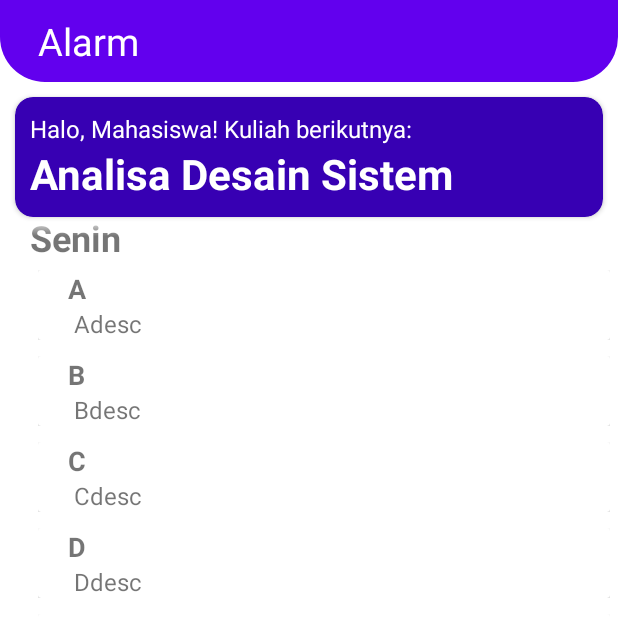
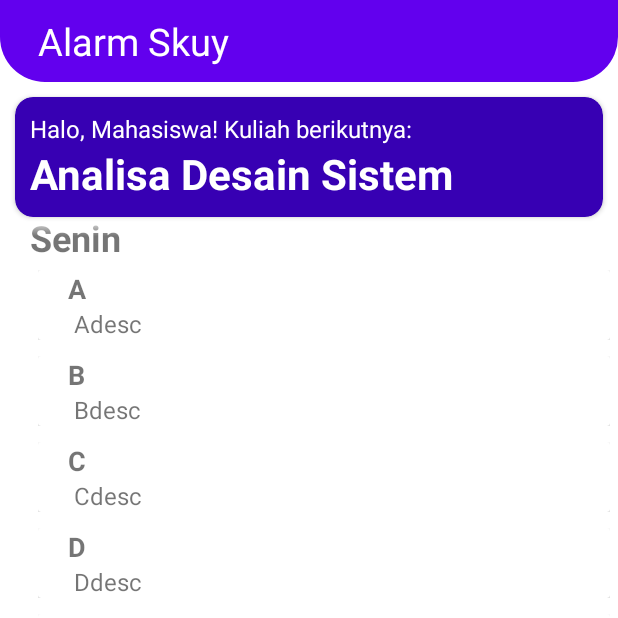
Before and after one commit to Shikirashi/KuliahEuy, an Android app: the screen it shows after launch (MainActivity), on a phone screen of 412 x 824 dp, the top half of it. Run offline under Robolectric (Android 15) with nearby library versions, the phone set to English and light mode, and no system bars.

Commit message:
Test commit from android studio

```diff
--- a/app/src/main/res/layout/activity_main.xml
+++ b/app/src/main/res/layout/activity_main.xml
@@ -19,7 +19,7 @@
             android:layout_width="wrap_content"
             android:layout_height="wrap_content"
             android:layout_marginStart="15dp"
-            android:text="Alarm"
+            android:text="Alarm Skuy"
             android:textColor="@color/white"
             android:textSize="25sp"
             app:layout_constraintStart_toStartOf="parent"
```
